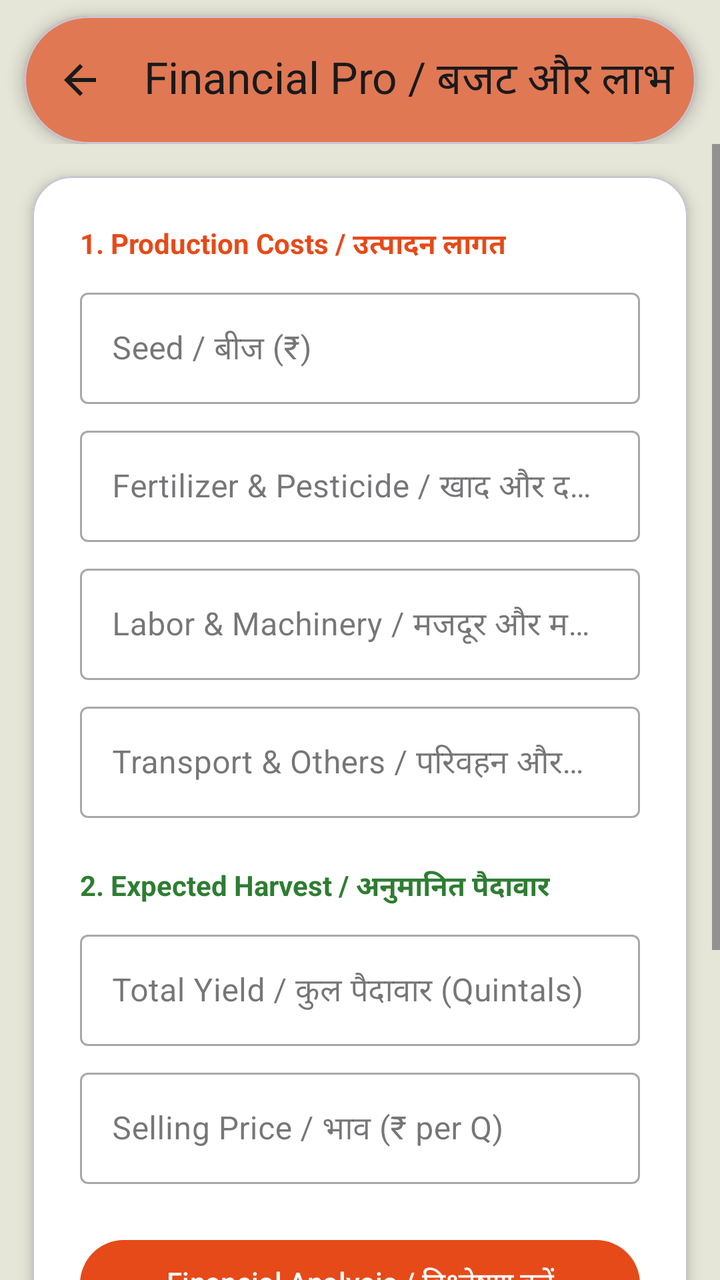
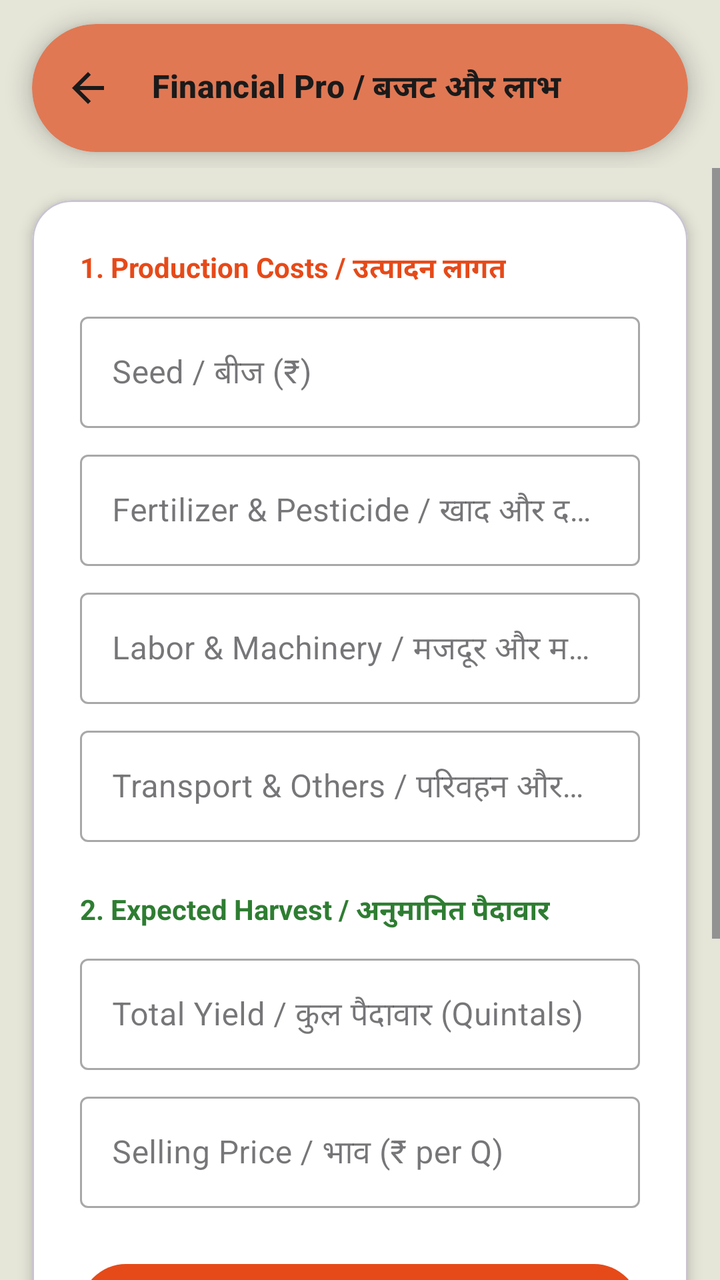

Compare the two renders of this Android layout. The source of the first and the diff that turns it into the second are given below.
<!-- AndroidManifest.xml: application theme Theme.Jai_Kisan -->
<!-- res/layout/activity_cost_calculator.xml -->
<?xml version="1.0" encoding="utf-8"?>
<LinearLayout
    xmlns:android="http://schemas.android.com/apk/res/android"
    xmlns:app="http://schemas.android.com/apk/res-auto"
    android:id="@+id/root_view"
    android:layout_width="match_parent"
    android:layout_height="match_parent"
    android:orientation="vertical"
    android:background="#E5E5D8">

    <com.google.android.material.appbar.AppBarLayout
        android:layout_width="match_parent"
        android:layout_height="wrap_content"
        android:background="@android:color/transparent"
        app:elevation="0dp">

        <com.google.android.material.card.MaterialCardView
            android:layout_width="match_parent"
            android:layout_height="wrap_content"
            android:layout_marginStart="12dp"
            android:layout_marginEnd="12dp"
            android:layout_marginTop="8dp"
            app:cardCornerRadius="32dp"
            app:cardElevation="4dp"
            app:cardBackgroundColor="#E07854">
            <com.google.android.material.appbar.MaterialToolbar
                android:id="@+id/toolbar"
                android:layout_width="match_parent"
                android:layout_height="?attr/actionBarSize"
                app:title="Financial Pro / बजट और लाभ"
                app:titleTextColor="#1A1A1A"
                app:navigationIcon="@drawable/ic_arrow_back_24"
                app:navigationIconTint="#1A1A1A" />
        </com.google.android.material.card.MaterialCardView>
    </com.google.android.material.appbar.AppBarLayout>

    <ScrollView
        android:layout_width="match_parent"
        android:layout_height="match_parent"
        android:fillViewport="true"
        android:clipToPadding="false">

        <LinearLayout
            android:layout_width="match_parent"
            android:layout_height="wrap_content"
            android:orientation="vertical"
            android:paddingBottom="30dp">

            <com.google.android.material.card.MaterialCardView
                android:layout_width="match_parent"
                android:layout_height="wrap_content"
                android:layout_margin="16dp"
                app:cardBackgroundColor="#FFFFFF"
                app:cardCornerRadius="20dp"
                app:cardElevation="4dp">

                <LinearLayout
                    android:layout_width="match_parent"
                    android:layout_height="wrap_content"
                    android:orientation="vertical"
                    android:padding="24dp">

                    <TextView android:id="@+id/tv_title_production_costs" android:layout_width="wrap_content" android:layout_height="wrap_content"
                        android:text="1. Production Costs / उत्पादन लागत" android:textStyle="bold" android:textColor="#E64A19" />

                    <com.google.android.material.textfield.TextInputLayout android:id="@+id/layout_seed" style="@style/Widget.MaterialComponents.TextInputLayout.OutlinedBox"
                        android:layout_width="match_parent" android:layout_height="wrap_content" android:layout_marginTop="8dp" android:hint="Seed / बीज (₹)">
                        <com.google.android.material.textfield.TextInputEditText android:id="@+id/input_seed" android:layout_width="match_parent" android:layout_height="wrap_content" android:inputType="numberDecimal" />
                    </com.google.android.material.textfield.TextInputLayout>

                    <com.google.android.material.textfield.TextInputLayout android:id="@+id/layout_fertilizer" style="@style/Widget.MaterialComponents.TextInputLayout.OutlinedBox"
                        android:layout_width="match_parent" android:layout_height="wrap_content" android:layout_marginTop="8dp" android:hint="Fertilizer &amp; Pesticide / खाद और दवा (₹)">
                        <com.google.android.material.textfield.TextInputEditText android:id="@+id/input_fertilizer" android:layout_width="match_parent" android:layout_height="wrap_content" android:inputType="numberDecimal" />
                    </com.google.android.material.textfield.TextInputLayout>

                    <com.google.android.material.textfield.TextInputLayout android:id="@+id/layout_labor" style="@style/Widget.MaterialComponents.TextInputLayout.OutlinedBox"
                        android:layout_width="match_parent" android:layout_height="wrap_content" android:layout_marginTop="8dp" android:hint="Labor &amp; Machinery / मजदूर और मशीन (₹)">
                        <com.google.android.material.textfield.TextInputEditText android:id="@+id/input_labor" android:layout_width="match_parent" android:layout_height="wrap_content" android:inputType="numberDecimal" />
                    </com.google.android.material.textfield.TextInputLayout>

                    <com.google.android.material.textfield.TextInputLayout android:id="@+id/layout_other" style="@style/Widget.MaterialComponents.TextInputLayout.OutlinedBox"
                        android:layout_width="match_parent" android:layout_height="wrap_content" android:layout_marginTop="8dp" android:hint="Transport &amp; Others / परिवहन और अन्य (₹)">
                        <com.google.android.material.textfield.TextInputEditText android:id="@+id/input_other" android:layout_width="match_parent" android:layout_height="wrap_content" android:inputType="numberDecimal" />
                    </com.google.android.material.textfield.TextInputLayout>

                    <Space android:layout_height="24dp" android:layout_width="match_parent" />

                    <TextView android:id="@+id/tv_title_expected_harvest" android:layout_width="wrap_content" android:layout_height="wrap_content"
                        android:text="2. Expected Harvest / अनुमानित पैदावार" android:textStyle="bold" android:textColor="#2E7D32" />

                    <com.google.android.material.textfield.TextInputLayout android:id="@+id/layout_yield" style="@style/Widget.MaterialComponents.TextInputLayout.OutlinedBox"
                        android:layout_width="match_parent" android:layout_height="wrap_content" android:layout_marginTop="8dp" android:hint="Total Yield / कुल पैदावार (Quintals)">
                        <com.google.android.material.textfield.TextInputEditText android:id="@+id/input_yield" android:layout_width="match_parent" android:layout_height="wrap_content" android:inputType="numberDecimal" />
                    </com.google.android.material.textfield.TextInputLayout>

                    <com.google.android.material.textfield.TextInputLayout android:id="@+id/layout_price" style="@style/Widget.MaterialComponents.TextInputLayout.OutlinedBox"
                        android:layout_width="match_parent" android:layout_height="wrap_content" android:layout_marginTop="8dp" android:hint="Selling Price / भाव (₹ per Q)">
                        <com.google.android.material.textfield.TextInputEditText android:id="@+id/input_price" android:layout_width="match_parent" android:layout_height="wrap_content" android:inputType="numberDecimal" />
                    </com.google.android.material.textfield.TextInputLayout>

                    <com.google.android.material.button.MaterialButton
                        android:id="@+id/btn_calculate_cost"
                        android:layout_width="match_parent" android:layout_height="52dp" android:layout_marginTop="24dp"
                        android:text="Financial Analysis / विश्लेषण करें" app:backgroundTint="#E64A19" app:cornerRadius="50dp" />

                    <com.google.android.material.card.MaterialCardView
                        android:id="@+id/result_section"
                        android:layout_width="match_parent" android:layout_height="wrap_content"
                        android:visibility="gone" android:layout_marginTop="20dp"
                        app:cardBackgroundColor="#FDFDF7" app:cardCornerRadius="16dp" app:strokeWidth="1dp" app:strokeColor="#E0E0E0">

                        <LinearLayout android:layout_width="match_parent" android:layout_height="wrap_content"
                            android:orientation="vertical" android:padding="16dp">

                            <TextView android:id="@+id/tv_net_profit" android:layout_width="match_parent" android:layout_height="wrap_content" android:textSize="22sp" android:textStyle="bold" android:textColor="#2E7D32" android:gravity="center" android:layout_marginBottom="12dp" />

                            <TextView android:id="@+id/tv_margin" android:layout_width="match_parent" android:layout_height="wrap_content" android:textSize="14sp" android:textColor="#424242" android:layout_marginBottom="4dp"/>
                            <TextView android:id="@+id/tv_break_even" android:layout_width="match_parent" android:layout_height="wrap_content" android:textSize="14sp" android:textColor="#424242" android:layout_marginBottom="12dp"/>

                            <View android:layout_width="match_parent" android:layout_height="1dp" android:background="#EEEEEE" android:layout_marginBottom="12dp" />

                            <TextView android:id="@+id/tv_advice_title" android:layout_width="match_parent" android:layout_height="wrap_content" android:textStyle="bold" android:textColor="#212121" android:layout_marginBottom="4dp" />
                            <TextView android:id="@+id/tv_advice_desc" android:layout_width="match_parent" android:layout_height="wrap_content" android:textSize="13sp" android:textColor="#616161" android:layout_marginBottom="16dp" />

                            <com.google.android.material.progressindicator.CircularProgressIndicator
                                android:id="@+id/loadingIndicator" android:layout_width="wrap_content" android:layout_height="wrap_content"
                                android:layout_gravity="center" android:indeterminate="true" android:visibility="gone" android:layout_marginBottom="16dp" />
                            <TextView android:id="@+id/tv_ai_insight" android:layout_width="match_parent" android:layout_height="wrap_content"
                                android:textSize="14sp" android:textColor="#212121" android:layout_marginBottom="16dp" android:visibility="gone" />

                            <com.google.android.material.button.MaterialButton
                                android:id="@+id/btn_share" style="@style/Widget.MaterialComponents.Button.OutlinedButton"
                                android:layout_width="match_parent" android:layout_height="44dp"
                                android:text="Share Report / साझा करें" android:textColor="#E64A19" app:strokeColor="#E64A19" app:cornerRadius="50dp" />
                        </LinearLayout>
                    </com.google.android.material.card.MaterialCardView>
                </LinearLayout>
            </com.google.android.material.card.MaterialCardView>

            <com.google.android.material.card.MaterialCardView
                android:layout_width="match_parent"
                android:layout_height="wrap_content"
                android:layout_marginStart="16dp"
                android:layout_marginEnd="16dp"
                android:layout_marginBottom="16dp"
                app:cardElevation="0dp"
                app:cardBackgroundColor="#15000000"
                app:cardCornerRadius="12dp">

                <TextView
                    android:id="@+id/tv_disclaimer"
                    android:layout_width="match_parent"
                    android:layout_height="wrap_content"
                    android:padding="12dp"
                    android:textAlignment="center"
                    android:textSize="11sp"
                    android:textColor="#524F4F"
                    android:lineSpacingExtra="2dp"
                    android:text="* Disclaimer: These results are automated suggestions based on general data. Actual field conditions vary. Consult a local agriculture specialist before making final decisions. \n अस्वीकरण: ये परिणाम सामान्य डेटा पर आधारित स्वचालित सुझाव हैं। वास्तविक स्थिति भिन्न हो सकती है। अंतिम निर्णय लेने से पहले स्थानीय कृषि विशेषज्ञ से सलाह लें।" />
            </com.google.android.material.card.MaterialCardView>

        </LinearLayout>
    </ScrollView>
</LinearLayout>
<!-- resources referenced by this layout -->
<resources>
  <!-- drawable ic_arrow_back_24 (drawable) -->
  <vector xmlns:android="http://schemas.android.com/apk/res/android" android:autoMirrored="true" android:height="24dp" android:tint="#000000" android:viewportHeight="960" android:viewportWidth="960" android:width="24dp">
        
      <path android:fillColor="@android:color/white" android:pathData="M313,520L537,744L480,800L160,480L480,160L537,216L313,440L800,440L800,520L313,520Z"/>
      
  </vector>
  <style name="Theme.Jai_Kisan" parent="Base.Theme.Jai_Kisan" />
  <style name="Base.Theme.Jai_Kisan" parent="Theme.Material3.Light.NoActionBar">
  
          <item name="android:forceDarkAllowed" tools:targetApi="q">false</item>
  
          <item name="android:windowBackground">@color/app_background</item>
  
          <item name="android:fontFamily">@font/poppins</item>
  
          <item name="colorPrimary">@color/green</item>
          <item name="colorPrimaryVariant">@color/green</item>
          <item name="colorOnPrimary">@color/white</item>
          <item name="colorSecondary">@color/green</item>
          <item name="colorSecondaryVariant">@color/green</item>
          <item name="colorOnSecondary">@color/white</item>
  
          <item name="android:statusBarColor">?attr/colorPrimary</item>
  
      </style>
  <color name="app_background">#F9F6ED</color>
  <color name="green">#2E7D32</color>
  <color name="white">#FFFFFFFF</color>
</resources>

<!-- the commit's change to res/layout/activity_cost_calculator.xml (unified diff, before → after) -->
@@ -6,7 +6,8 @@
     android:layout_width="match_parent"
     android:layout_height="match_parent"
     android:orientation="vertical"
-    android:background="#E5E5D8">
+    android:background="#E5E5D8"
+    android:fitsSystemWindows="true">
 
     <com.google.android.material.appbar.AppBarLayout
         android:layout_width="match_parent"
@@ -17,16 +18,21 @@
         <com.google.android.material.card.MaterialCardView
             android:layout_width="match_parent"
             android:layout_height="wrap_content"
-            android:layout_marginStart="12dp"
-            android:layout_marginEnd="12dp"
-            android:layout_marginTop="8dp"
+            android:layout_marginStart="16dp"
+            android:layout_marginEnd="16dp"
+            android:layout_marginTop="12dp"
+            android:layout_marginBottom="8dp"
             app:cardCornerRadius="32dp"
-            app:cardElevation="4dp"
+            app:cardElevation="6dp"
+            app:cardMaxElevation="6dp"
+            app:cardUseCompatPadding="false"
+            app:strokeWidth="0dp"
             app:cardBackgroundColor="#E07854">
             <com.google.android.material.appbar.MaterialToolbar
                 android:id="@+id/toolbar"
                 android:layout_width="match_parent"
                 android:layout_height="?attr/actionBarSize"
+                app:titleTextAppearance="@style/TextAppearance.JaiKisan.ToolbarTitle"
                 app:title="Financial Pro / बजट और लाभ"
                 app:titleTextColor="#1A1A1A"
                 app:navigationIcon="@drawable/ic_arrow_back_24"
@@ -100,8 +106,17 @@
 
                     <com.google.android.material.button.MaterialButton
                         android:id="@+id/btn_calculate_cost"
-                        android:layout_width="match_parent" android:layout_height="52dp" android:layout_marginTop="24dp"
-                        android:text="Financial Analysis / विश्लेषण करें" app:backgroundTint="#E64A19" app:cornerRadius="50dp" />
+                        android:layout_width="match_parent"
+                        android:layout_height="wrap_content"
+                        android:minHeight="54dp"
+                        android:paddingTop="10dp"
+                        android:paddingBottom="10dp"
+                        android:layout_marginTop="24dp"
+                        android:gravity="center"
+                        android:text="Financial Analysis / विश्लेषण करें"
+                        android:textStyle="bold"
+                        app:backgroundTint="#E64A19"
+                        app:cornerRadius="50dp" />
 
                     <com.google.android.material.card.MaterialCardView
                         android:id="@+id/result_section"
@@ -129,9 +144,18 @@
                                 android:textSize="14sp" android:textColor="#212121" android:layout_marginBottom="16dp" android:visibility="gone" />
 
                             <com.google.android.material.button.MaterialButton
-                                android:id="@+id/btn_share" style="@style/Widget.MaterialComponents.Button.OutlinedButton"
-                                android:layout_width="match_parent" android:layout_height="44dp"
-                                android:text="Share Report / साझा करें" android:textColor="#E64A19" app:strokeColor="#E64A19" app:cornerRadius="50dp" />
+                                android:id="@+id/btn_share"
+                                style="@style/Widget.MaterialComponents.Button.OutlinedButton"
+                                android:layout_width="match_parent"
+                                android:layout_height="wrap_content"
+                                android:minHeight="48dp"
+                                android:paddingTop="8dp"
+                                android:paddingBottom="8dp"
+                                android:gravity="center"
+                                android:text="Share Report / साझा करें"
+                                android:textColor="#E64A19"
+                                app:strokeColor="#E64A19"
+                                app:cornerRadius="50dp" />
                         </LinearLayout>
                     </com.google.android.material.card.MaterialCardView>
                 </LinearLayout>
<!-- resource entries referenced after the edit -->
@@ -6,6 +6,11 @@
       <path android:fillColor="@android:color/white" android:pathData="M313,520L537,744L480,800L160,480L480,160L537,216L313,440L800,440L800,520L313,520Z"/>
       
   </vector>
+  <style name="TextAppearance.JaiKisan.ToolbarTitle" parent="TextAppearance.Material3.TitleMedium">
+          <item name="android:textSize">16sp</item>
+          <item name="android:textStyle">bold</item>
+          <item name="android:textColor">#1A1A1A</item>
+      </style>
   <style name="Theme.Jai_Kisan" parent="Base.Theme.Jai_Kisan" />
   <style name="Base.Theme.Jai_Kisan" parent="Theme.Material3.Light.NoActionBar">
   
